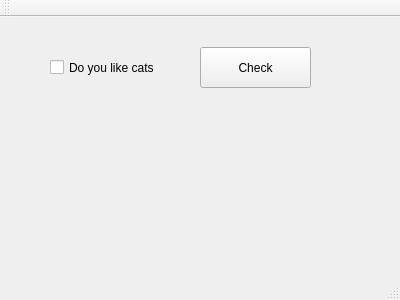
First picture: the form in QWidgets/QWidgets/mainwindow.ui, repository ZeroCoolX/Qt_Sandbox, before the edit.
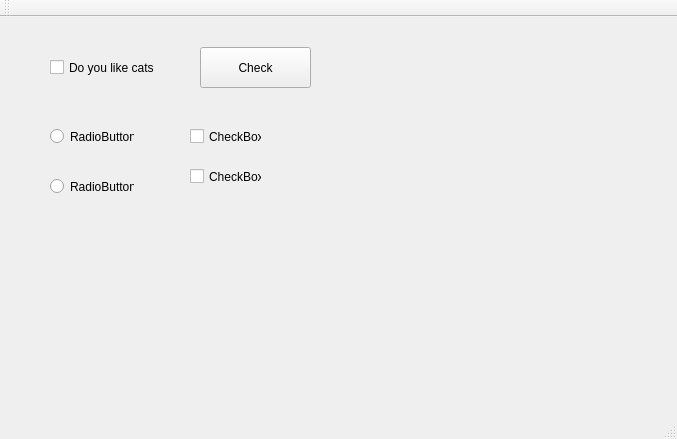
Second picture: the form after the edit.

Commit message: QWidgets: simple radiobutton example

```diff
--- a/QWidgets/QWidgets/mainwindow.ui
+++ b/QWidgets/QWidgets/mainwindow.ui
@@ -6,8 +6,8 @@
    <rect>
     <x>0</x>
     <y>0</y>
-    <width>400</width>
-    <height>300</height>
+    <width>677</width>
+    <height>439</height>
    </rect>
   </property>
   <property name="windowTitle">
@@ -40,6 +40,58 @@
      <string>Check</string>
     </property>
    </widget>
+   <widget class="QRadioButton" name="radioButton">
+    <property name="geometry">
+     <rect>
+      <x>50</x>
+      <y>110</y>
+      <width>84</width>
+      <height>19</height>
+     </rect>
+    </property>
+    <property name="text">
+     <string>RadioButton</string>
+    </property>
+   </widget>
+   <widget class="QRadioButton" name="radioButton_2">
+    <property name="geometry">
+     <rect>
+      <x>50</x>
+      <y>160</y>
+      <width>84</width>
+      <height>19</height>
+     </rect>
+    </property>
+    <property name="text">
+     <string>RadioButton</string>
+    </property>
+   </widget>
+   <widget class="QCheckBox" name="checkBox_2">
+    <property name="geometry">
+     <rect>
+      <x>190</x>
+      <y>110</y>
+      <width>72</width>
+      <height>19</height>
+     </rect>
+    </property>
+    <property name="text">
+     <string>CheckBox</string>
+    </property>
+   </widget>
+   <widget class="QCheckBox" name="checkBox_3">
+    <property name="geometry">
+     <rect>
+      <x>190</x>
+      <y>150</y>
+      <width>72</width>
+      <height>19</height>
+     </rect>
+    </property>
+    <property name="text">
+     <string>CheckBox</string>
+    </property>
+   </widget>
   </widget>
   <widget class="QMenuBar" name="menuBar">
    <property name="geometry">
```
Left out of the diff: 2 changed lines with no effect on the pictures.
